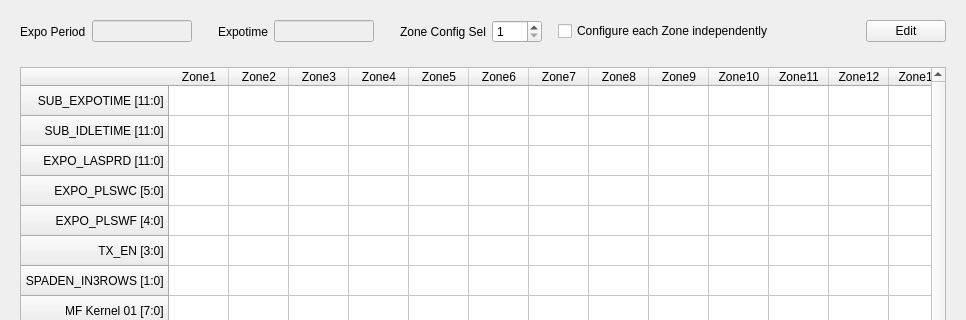
Qt form Hawk/HawkGUI_v002/GUI/uis/pages/roi_zone_config.ui (HongGang-Pub/Adaps) before a commit; both pictures show x 0 to 966 and y 0 to 320 of the 966 by 583 pixel window.
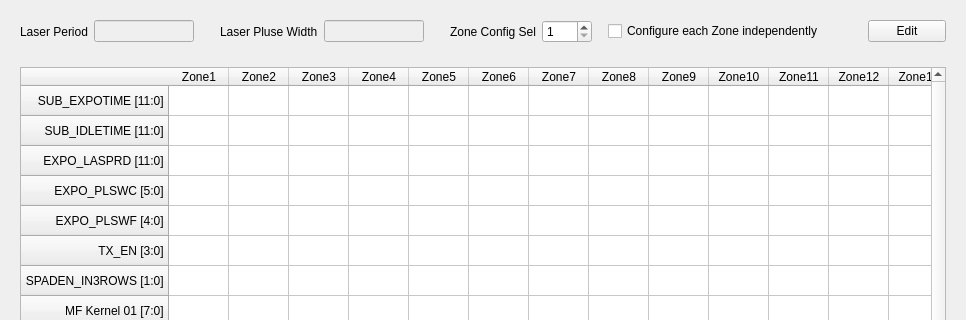
The same form after that commit.

Commit message: 更新HawkGUI002

Diff of the .ui file:
```diff
--- a/Hawk/HawkGUI_v002/GUI/uis/pages/roi_zone_config.ui
+++ b/Hawk/HawkGUI_v002/GUI/uis/pages/roi_zone_config.ui
@@ -194,7 +194,7 @@
          </font>
         </property>
         <property name="text">
-         <string>Expotime</string>
+         <string>Laser Pluse Width</string>
         </property>
        </widget>
       </item>
@@ -207,7 +207,7 @@
          </font>
         </property>
         <property name="text">
-         <string>Expo Period</string>
+         <string>Laser Period</string>
         </property>
        </widget>
       </item>
```
Left out of the diff: 8 changed lines with no effect on the pictures. The commit also changes 2 other files.
